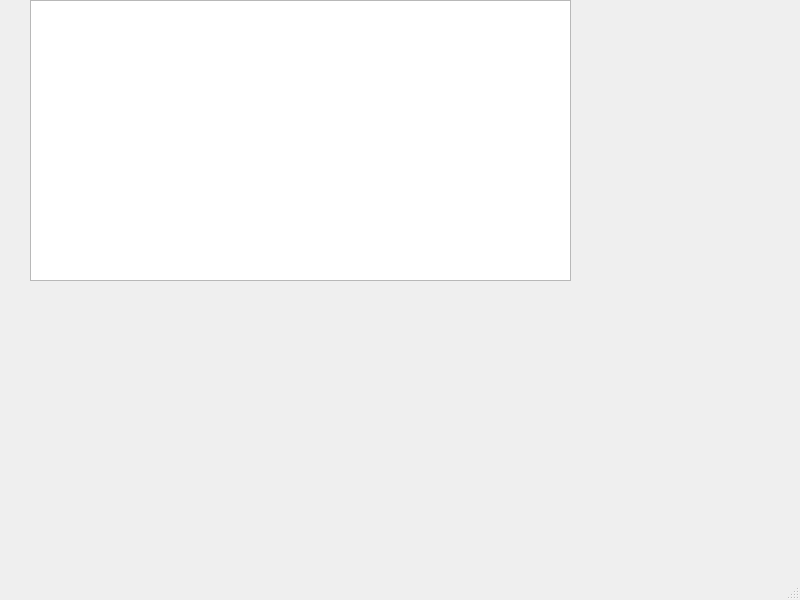
The window that ConsoleProject/TetrisGameProject/src/mainwindow.ui (ismailnayma/tetris) describes before a commit, drawn with Qt 5.
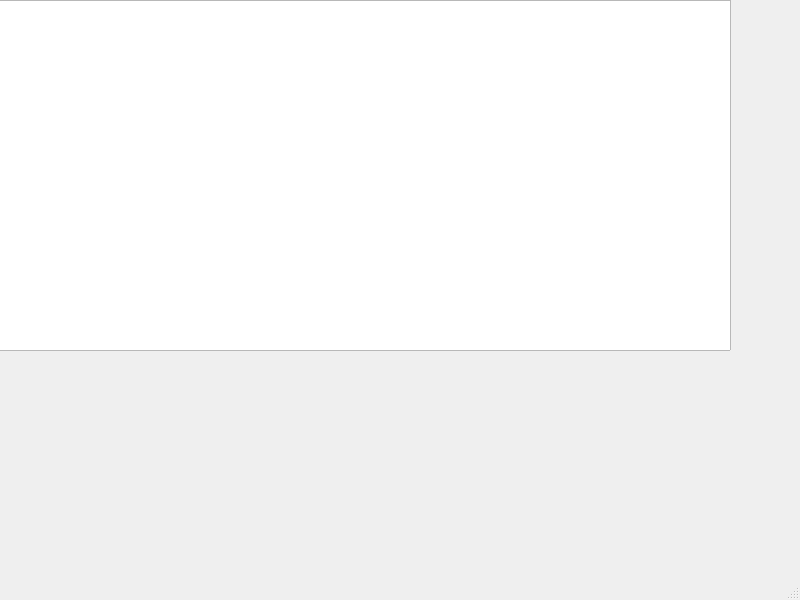
The same window after the commit.

Commit message: Colored boardWidget interface

Patch:
```diff
--- a/ConsoleProject/TetrisGameProject/src/mainwindow.ui
+++ b/ConsoleProject/TetrisGameProject/src/mainwindow.ui
@@ -17,10 +17,10 @@
    <widget class="QGraphicsView" name="myGraphicsView">
     <property name="geometry">
      <rect>
-      <x>30</x>
+      <x>-80</x>
       <y>0</y>
-      <width>541</width>
-      <height>281</height>
+      <width>811</width>
+      <height>351</height>
      </rect>
     </property>
    </widget>
```
The commit also changes 4 other files.
